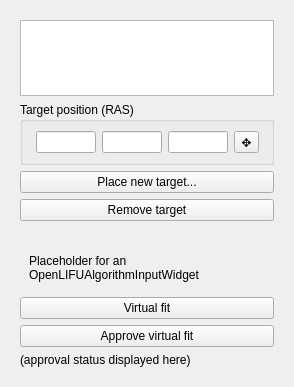
First picture: the form in OpenLIFUPrePlanning/Resources/UI/OpenLIFUPrePlanning.ui, repository arhowe00/SlicerOpenLIFU, before the edit.
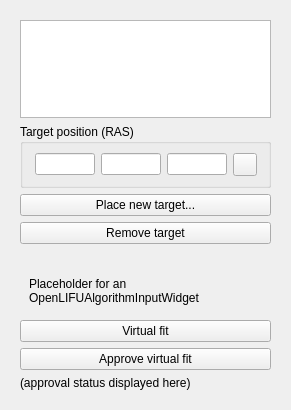
Second picture: the form after the edit. Custom widgets are drawn as their Qt base class.

Commit message: Implement target lock button (#83)

The edit to the form file:
```diff
--- a/OpenLIFUPrePlanning/Resources/UI/OpenLIFUPrePlanning.ui
+++ b/OpenLIFUPrePlanning/Resources/UI/OpenLIFUPrePlanning.ui
@@ -6,8 +6,8 @@
    <rect>
     <x>0</x>
     <y>0</y>
-    <width>294</width>
-    <height>387</height>
+    <width>291</width>
+    <height>410</height>
    </rect>
   </property>
   <layout class="QVBoxLayout" name="verticalLayout">
@@ -93,7 +93,7 @@
          <item>
           <widget class="QToolButton" name="moveButton">
            <property name="text">
-            <string>✥</string>
+            <string/>
            </property>
           </widget>
          </item>
```
Left out of the diff: 2 changed lines with no effect on the pictures. The commit also changes 1 other file.
